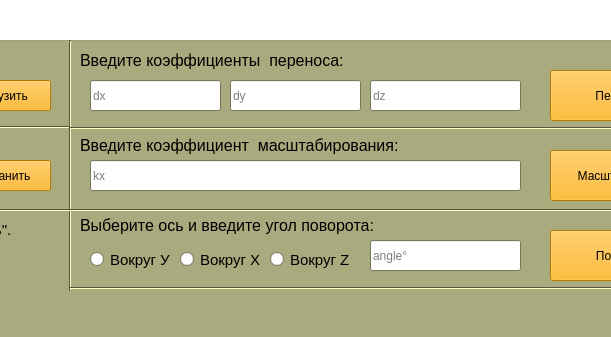
This is OOP/OOP1/3D_Karkas/mainwindow.ui in ZeynalovZ/BMSTU-4-sem as Qt 5 draws it before an edit; both pictures show x 510 to 1121 and y 500 to 837 of the 1250 by 837 pixel window. The edited form follows.
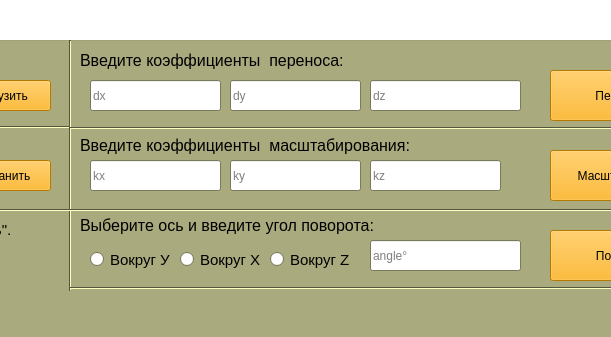
This is the edited form.

The edit to the form file:
```diff
--- a/OOP/OOP1/3D_Karkas/mainwindow.ui
+++ b/OOP/OOP1/3D_Karkas/mainwindow.ui
@@ -2304,7 +2304,7 @@
      </font>
     </property>
     <property name="text">
-     <string>Введите коэффициент  масштабирования:</string>
+     <string>Введите коэффициенты  масштабирования:</string>
     </property>
    </widget>
    <widget class="QPushButton" name="scale">
@@ -2740,7 +2740,7 @@
      <rect>
       <x>600</x>
       <y>660</y>
-      <width>431</width>
+      <width>131</width>
       <height>31</height>
      </rect>
     </property>
@@ -3769,6 +3769,44 @@
      <string>Вокруг Z</string>
     </property>
    </widget>
+   <widget class="QLineEdit" name="line_k_2">
+    <property name="geometry">
+     <rect>
+      <x>740</x>
+      <y>660</y>
+      <width>131</width>
+      <height>31</height>
+     </rect>
+    </property>
+    <property name="text">
+     <string/>
+    </property>
+    <property name="echoMode">
+     <enum>QLineEdit::Normal</enum>
+    </property>
+    <property name="placeholderText">
+     <string>ky</string>
+    </property>
+   </widget>
+   <widget class="QLineEdit" name="line_k_3">
+    <property name="geometry">
+     <rect>
+      <x>880</x>
+      <y>660</y>
+      <width>131</width>
+      <height>31</height>
+     </rect>
+    </property>
+    <property name="text">
+     <string/>
+    </property>
+    <property name="echoMode">
+     <enum>QLineEdit::Normal</enum>
+    </property>
+    <property name="placeholderText">
+     <string>kz</string>
+    </property>
+   </widget>
   </widget>
   <widget class="QMenuBar" name="menuBar">
    <property name="geometry">
```
